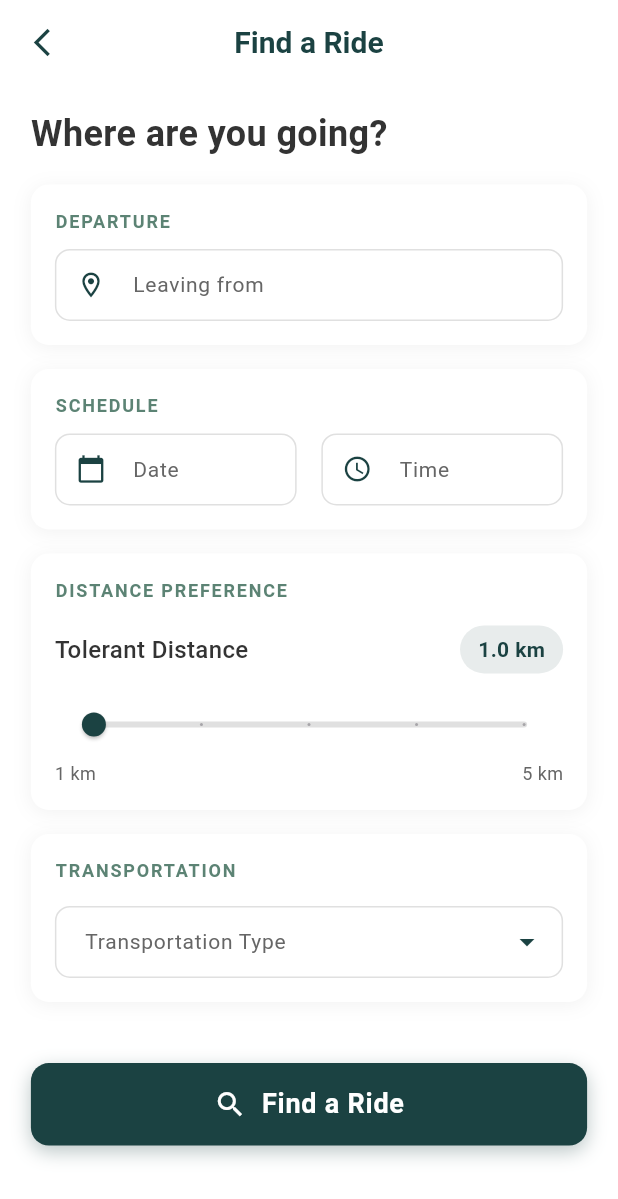
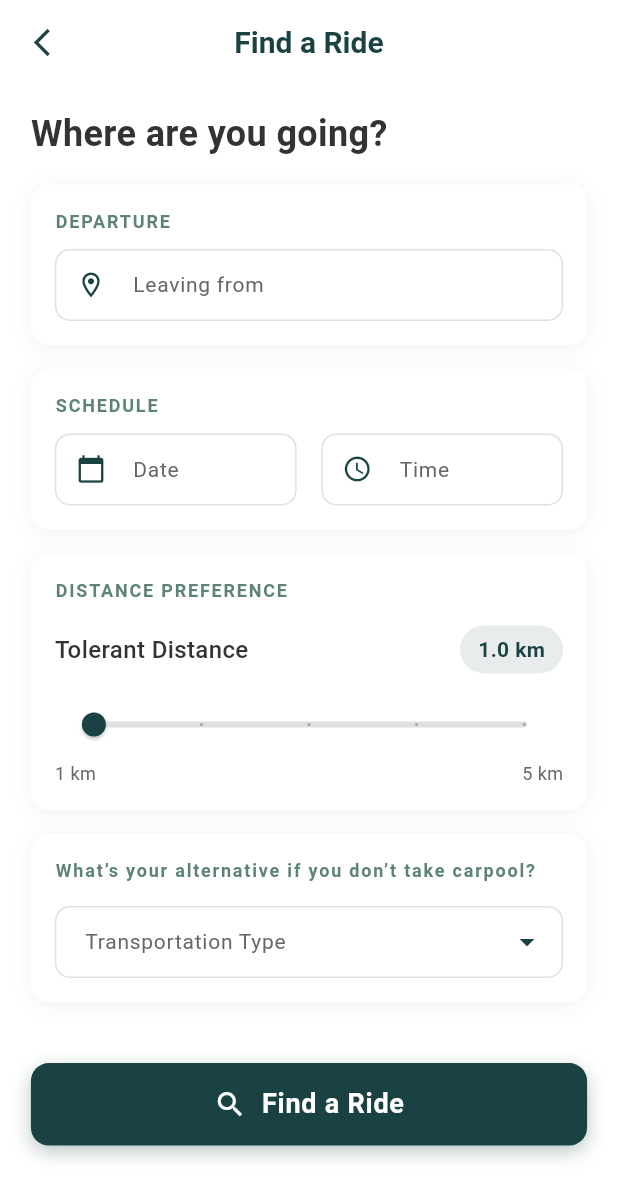
Before and after one commit to AzizMoussi/Greenfleeeet, a Flutter app: the FindRidePage screen opened directly, on a phone screen of 412 x 824 dp. Shown: the top 1199 px of the screen. Run offline on Flutter 3.47's test engine with Material 3 defaults, Android fonts, the phone set to English and light mode, and no system bars; drawn by our look-alikes of overlay_support; our stand-ins replace device_preview, image_picker; missing offline and left inert: flutter_osm_plugin, stomp_dart_client; accounts and stored records are empty.

Commit message:
update prefrences

```diff
--- a/lib/screens/publish/places_screen.dart
+++ b/lib/screens/publish/places_screen.dart
@@ -68,12 +68,6 @@ class _PlacesScreenState extends State<PlacesScreen> {
               ),
             ),
             const SizedBox(height: 16),
-            _buildCheckboxTile(
-              icon: Icons.female,
-              label: "Women Only",
-              value: womenOnly,
-              onChanged: (val) => setState(() => womenOnly = val!),
-            ),
             const Spacer(),
             SizedBox(
               width: double.infinity,
--- a/lib/screens/search/search_screen.dart
+++ b/lib/screens/search/search_screen.dart
@@ -125,8 +125,6 @@ class _FindRidePageState extends State<FindRidePage> {
     }
   }
 
-  // Import the dart:convert package for JSON formatting
-
   void _handleFindRide() async {
     debugPrint("HANDLE FIND RIDE CALLED");
     debugPrint("HANDLE FIND RIDE CALLED");
@@ -237,6 +235,7 @@ class _FindRidePageState extends State<FindRidePage> {
           },
         ),
       ),
+
       body: SafeArea(
         child: Container(
           /*decoration: BoxDecoration(
@@ -427,7 +426,7 @@ class _FindRidePageState extends State<FindRidePage> {
                     crossAxisAlignment: CrossAxisAlignment.start,
                     children: [
                       Text(
-                        "TRANSPORTATION",
+                        "What’s your alternative if you don’t take carpool?",
                         style: TextStyle(
                           fontSize: 12,
                           fontWeight: FontWeight.bold,
@@ -682,5 +681,3 @@ class _FindRidePageState extends State<FindRidePage> {
     }
   }
 }
-
-/* lclass mta3 e données eli bech yousseli esmou ride_searched_data */
```
